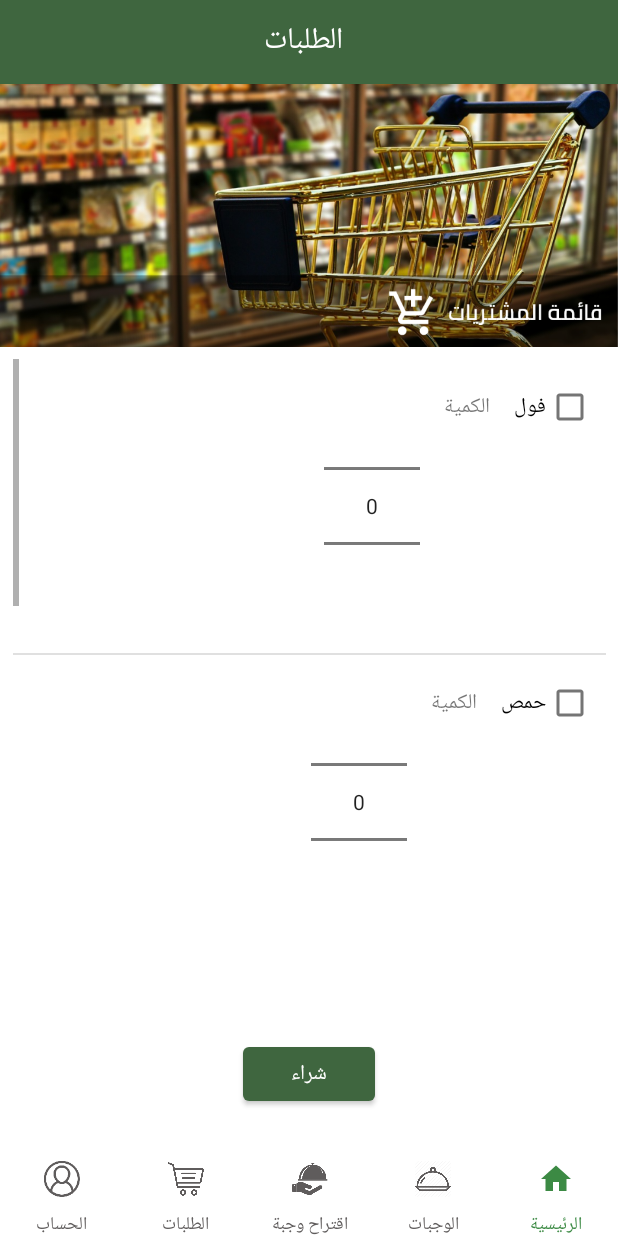
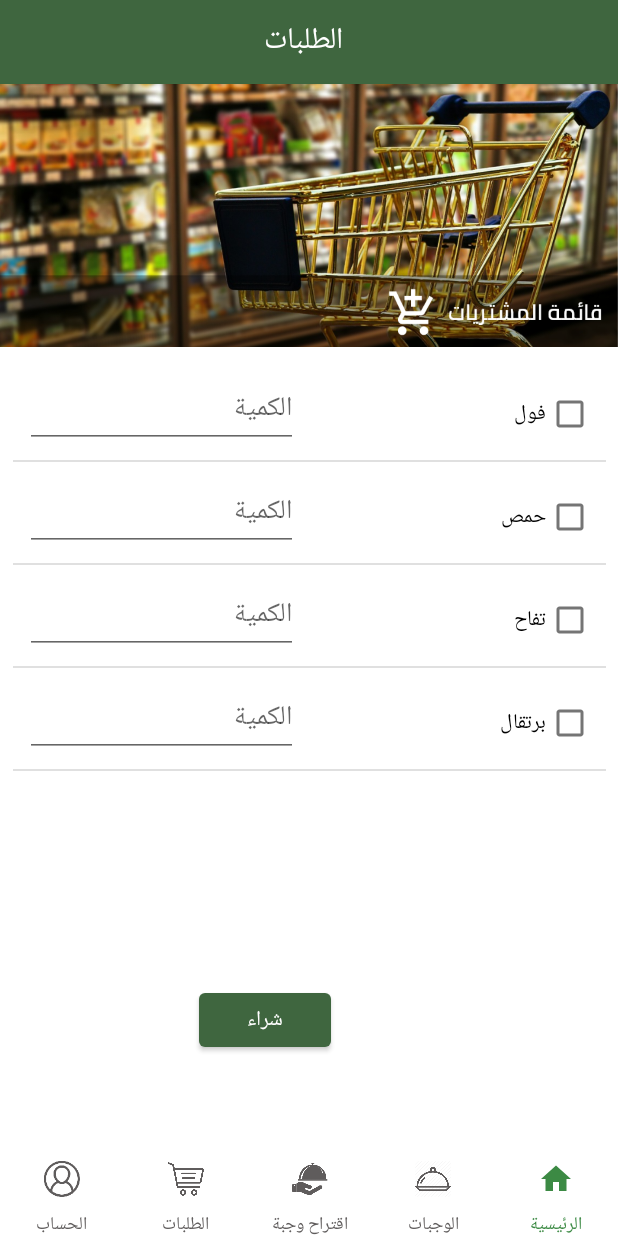
Before and after one commit to mohammedtabbakh/foodly, an Android app: the fragment Order placed in its activity, on a phone screen of 412 x 824 dp. Run offline under Robolectric (Android 15) with nearby library versions, the phone set to English and light mode, and no system bars; plain views replace NumberPicker.

Commit message:
Making order section

```diff
--- a/Foodly/app/src/main/java/com/example/foodly/foodly/Order/CartItemsAdapter.java
+++ b/Foodly/app/src/main/java/com/example/foodly/foodly/Order/CartItemsAdapter.java
@@ -1,11 +1,16 @@
 package com.example.foodly.foodly.Order;
 
 import android.content.Context;
+import android.text.Editable;
+import android.text.TextWatcher;
+import android.util.Log;
 import android.view.LayoutInflater;
 import android.view.View;
 import android.view.ViewGroup;
 import android.widget.ArrayAdapter;
 import android.widget.CheckBox;
+import android.widget.CompoundButton;
+import android.widget.EditText;
 import android.widget.NumberPicker;
 import android.widget.TextView;
 
@@ -16,24 +21,48 @@ import java.util.ArrayList;
 import Models.CartItem;
 
 public class CartItemsAdapter extends ArrayAdapter<CartItem> {
-
     public CartItemsAdapter(Context context, ArrayList<CartItem> cartItems) {
         super(context, 0, cartItems);
     }
 
     @Override
-    public View getView(int position, View convertView, ViewGroup parent) {
+    public View getView(final int position, View convertView, ViewGroup parent) {
         // Get the data item for this position
-        CartItem item = getItem(position);
+        final CartItem item = getItem(position);
         // Check if an existing view is being reused, otherwise inflate the view
         if (convertView == null) {
             convertView = LayoutInflater.from(getContext()).inflate(R.layout.cart_item, parent, false);
         }
         // Lookup view for data population
-        CheckBox itemName =   convertView.findViewById(R.id.item);
-        NumberPicker itemCount =  convertView.findViewById(R.id.itemCount);
+        CheckBox itemName = convertView.findViewById(R.id.item);
+
+        final EditText itemCount = convertView.findViewById(R.id.itemCount);
+        itemCount.addTextChangedListener(new TextWatcher() {
+            @Override
+            public void beforeTextChanged(CharSequence s, int start, int count, int after) {
+
+            }
+
+            @Override
+            public void onTextChanged(CharSequence s, int start, int before, int count) {
+
+            }
+
+            @Override
+            public void afterTextChanged(Editable s) {
+                item.setItemCount(Double.parseDouble(s.toString()));
+            }
+        });
+
         // Populate the data into the template view using the data object
         itemName.setText(item.getItemName());
+        itemName.setOnCheckedChangeListener(new CompoundButton.OnCheckedChangeListener() {
+            @Override
+            public void onCheckedChanged(CompoundButton view, boolean isChecked) {
+                CartItem item = getItem(position);
+                item.setChecked(isChecked);
+            }
+        });
         // Return the completed view to render on screen
         return convertView;
     }
--- a/Foodly/app/src/main/java/com/example/foodly/foodly/Order/Order.java
+++ b/Foodly/app/src/main/java/com/example/foodly/foodly/Order/Order.java
@@ -5,6 +5,7 @@ import android.view.LayoutInflater;
 import android.view.View;
 import android.view.ViewGroup;
 import android.widget.ArrayAdapter;
+import android.widget.Button;
 import android.widget.ListView;
 
 
@@ -14,14 +15,16 @@ import androidx.annotation.Nullable;
 import androidx.fragment.app.Fragment;
 
 import java.util.ArrayList;
+import java.util.List;
 
 import Models.CartItem;
 
 public class Order extends Fragment {
 
     ListView itemsListView;
-    CartItemsAdapter  itemsAdapter;
+    CartItemsAdapter itemsAdapter;
     ArrayList<CartItem> items;
+    Button buyingButton;
 
     @Nullable
     @Override
@@ -34,16 +37,44 @@ public class Order extends Fragment {
     @Override
     public void onViewCreated(View view, @Nullable Bundle savedInstanceState) {
         super.onViewCreated(view, savedInstanceState);
+        buyingButton = getView().findViewById(R.id.buyingButton);
+
         //you can set the title for your toolbar here for different fragments different titles
         getActivity().setTitle("الطلبات");
         items = new ArrayList<CartItem>();
-        items.add(new CartItem(){{setItemName("فول"); }});
-        items.add(new CartItem(){{setItemName("حمص"); }});
-        items.add(new CartItem(){{setItemName("تفاح"); }});
-        items.add(new CartItem(){{setItemName("برتقال"); }});
+        items.add(new CartItem() {{
+            setItemName("فول");
+        }});
+        items.add(new CartItem() {{
+            setItemName("حمص");
+        }});
+        items.add(new CartItem() {{
+            setItemName("تفاح");
+        }});
+        items.add(new CartItem() {{
+            setItemName("برتقال");
+        }});
 
         itemsListView = getView().findViewById(R.id.items_list_view);
-        itemsAdapter = new CartItemsAdapter(getContext(),items);
+        itemsAdapter = new CartItemsAdapter(getContext(), items);
         itemsListView.setAdapter(itemsAdapter);
+        buyingButton.setOnClickListener(new View.OnClickListener() {
+            @Override
+            public void onClick(View v) {
+                onBuyingButtonClicked();
+            }
+        });
+    }
+
+    private void onBuyingButtonClicked() {
+        ArrayList<CartItem> cartlist =new ArrayList<CartItem>() ;
+        for (int i =0;i<itemsAdapter.getCount();i++)
+        {
+            CartItem item =itemsAdapter.getItem(i);
+            if (item.isChecked()){
+                cartlist.add(item);
+            }
+        }
+
     }
 }
--- a/Foodly/app/src/main/res/layout/cart_item.xml
+++ b/Foodly/app/src/main/res/layout/cart_item.xml
@@ -1,39 +1,27 @@
 <?xml version="1.0" encoding="utf-8"?>
 <LinearLayout xmlns:android="http://schemas.android.com/apk/res/android"
     xmlns:app="http://schemas.android.com/apk/res-auto"
-    android:orientation="horizontal"
+    android:layout_width="match_parent"
+    android:layout_height="match_parent"
     android:layoutDirection="rtl"
-    android:layout_width="match_parent"
-    android:layout_height="match_parent">
-<CheckBox
-    android:layout_width="wrap_content"
-    android:layout_height="wrap_content"
-    android:text="hgakdasad"
-    android:id="@+id/item"
-    android:layout_margin="8dp"
-    />
-    <TextView
-        android:layout_width="wrap_content"
+    android:weightSum="2"
+    android:orientation="horizontal">
+
+    <CheckBox
+        android:id="@+id/item"
+        android:layout_width="0dp"
         android:layout_height="wrap_content"
-        android:text="الكمية"
+        android:layout_margin="8dp"
+        android:layout_weight="1"
+        android:text="hdsaffdafasad" />
 
-        android:layout_margin="8dp"/>
-    <android.widget.NumberPicker
-        android:layout_width="wrap_content"
+    <EditText
         android:id="@+id/itemCount"
+        android:layout_width="0dp"
+        android:layout_height="wrap_content"
         android:layout_margin="8dp"
-        android:layout_height="wrap_content" >
-    </android.widget.NumberPicker>
-    <!--<it.sephiroth.android.library.numberpicker.NumberPicker-->
-        <!--style="@style/NumberPicker.Filled"-->
-        <!--app:picker_max="100"-->
-        <!--app:picker_min="0"-->
-        <!--android:progress="50"-->
-        <!--app:picker_stepSize="2"-->
-        <!--app:picker_tracker="exponential"-->
-        <!--app:picker_orientation="vertical"-->
-        <!--android:id="@+id/numberPicker"-->
-        <!--android:layout_width="wrap_content"-->
-        <!--android:layout_height="wrap_content">-->
-    <!--</it.sephiroth.android.library.numberpicker.NumberPicker>-->
+        android:hint="الكمية"
+        android:inputType="numberDecimal"
+        android:layout_weight="1"></EditText>
+
 </LinearLayout>
--- a/Foodly/app/src/main/res/layout/order.xml
+++ b/Foodly/app/src/main/res/layout/order.xml
@@ -28,16 +28,18 @@
         app:layout_constraintTop_toBottomOf="@+id/imageView2" />
 
     <Button
+        android:id="@+id/buyingButton"
         android:layout_width="wrap_content"
         android:layout_height="wrap_content"
         android:layout_marginStart="8dp"
-        android:layout_marginTop="8dp"
         android:layout_marginEnd="8dp"
+        android:layout_marginBottom="120dp"
         android:fontFamily="cairo"
+
         android:text="شراء"
         app:layout_constraintBottom_toBottomOf="parent"
         app:layout_constraintCircleRadius="24dp"
         app:layout_constraintEnd_toEndOf="parent"
-        app:layout_constraintStart_toStartOf="parent"
-        app:layout_constraintTop_toBottomOf="@+id/items_list_view" />
+        app:layout_constraintHorizontal_bias="0.596"
+        app:layout_constraintStart_toStartOf="parent" />
 </androidx.constraintlayout.widget.ConstraintLayout>
--- a/Foodly/app/src/main/res/values/styles.xml
+++ b/Foodly/app/src/main/res/values/styles.xml
@@ -8,7 +8,7 @@
         <item name="colorAccent">@color/colorAccent</item>
     </style>
     <style name="AppTheme.Launcher">
-        <item name="android:windowBackground">@drawable/splash_screen</item>
+        <!--<item name="android:windowBackground">@drawable/splash_screen</item>-->
         <!-- Optional, on Android 5+ you can modify the colorPrimaryDark color to match the windowBackground color for further branding-->
         <!-- <item name="colorPrimaryDark">@android:color/white</item> -->
     </style>
```
Also changed, not shown: Foodly/app/src/main/AndroidManifest.xml (+6 -6 lines), Foodly/app/src/main/java/Models/CartItem.java (+9 -1 lines), Foodly/app/src/main/res/layout/meal_suggest.xml (+57 -9 lines).
